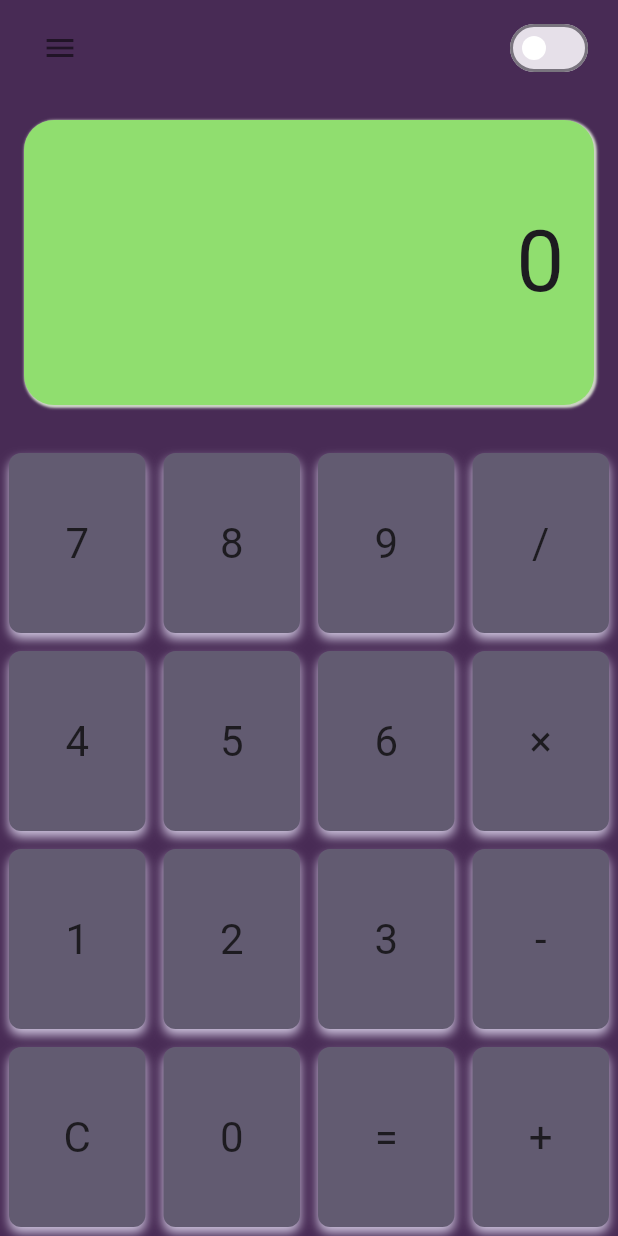
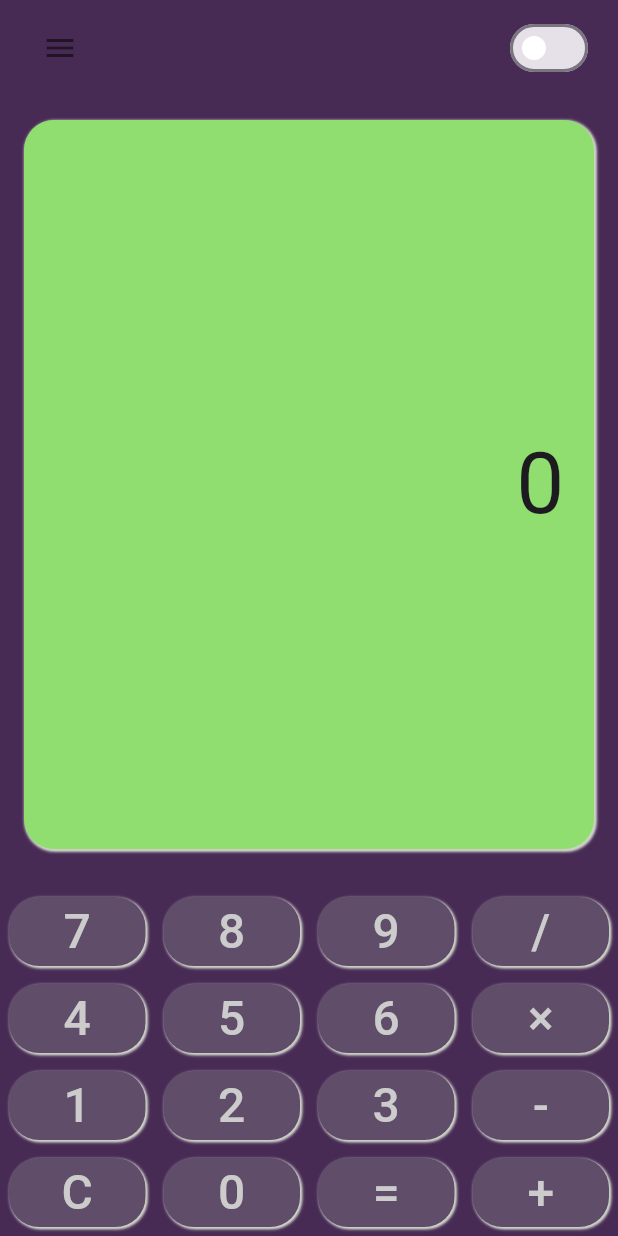
Before and after one commit to Gulsahbb/calculator-app, a Flutter app: the screen it shows after launch, on a phone screen of 412 x 824 dp. Run offline on Flutter 3.47's test engine with Material 3 defaults, Android fonts, the phone set to English and light mode, and no system bars.

Commit message:
New design for button

```diff
--- a/lib/widgets/calculator_button.dart
+++ b/lib/widgets/calculator_button.dart
@@ -1,50 +1,57 @@
+import 'package:calculator/utils/calculator_app_styles.dart';
 import 'package:flutter/material.dart';
 
 class CalculatorButton extends StatelessWidget {
   final String text;
+  final bool isOperator;
   final VoidCallback onTap;
-  const CalculatorButton({super.key, required this.text, required this.onTap});
+  const CalculatorButton({
+    super.key,
+    required this.text,
+    required this.onTap,
+    this.isOperator = false,
+  });
 
   @override
   Widget build(BuildContext context) {
     return GestureDetector(
-      onTap: () => onTap(),
+      onTap: onTap,
       child: Container(
-        width: 120,
-        height: 120,
-        decoration: BoxDecoration(
-          color: Theme.of(context).colorScheme.secondary,
-          borderRadius: BorderRadius.circular(8.0),
-          boxShadow: [
-            BoxShadow(
-              color: Theme.of(context).colorScheme.secondaryFixedDim,
-              blurRadius: 5,
-              offset: Offset(0, 4),
-            ),
-          ],
-        ),
+        decoration: CalculatorAppStyles.buttonDecoration,
         child: Center(
-          child: Text(text, style: Theme.of(context).textTheme.headlineMedium),
+          child: Text(
+            text,
+            style:
+                isOperator
+                    ? CalculatorAppStyles.operatorTextStyle
+                    : CalculatorAppStyles.numberTextStyle,
+          ),
         ),
       ),
     );
-
-    /*
-    return Padding(
-      padding: EdgeInsets.all(8.0),
+    /*  return Container(
+      decoration: BoxDecoration(
+        color: Theme.of(context).colorScheme.secondary,
+        borderRadius: BorderRadius.circular(10),
+        boxShadow: [
+          BoxShadow(
+            color: Theme.of(context).colorScheme.secondaryFixedDim,
+            offset: Offset(1, 2),
+            blurRadius: 5,
+          ),
+        ],
+      ),
       child: ElevatedButton(
-        onPressed: onTap,
         style: ElevatedButton.styleFrom(
-          padding: EdgeInsets.all(20),
+          backgroundColor: Theme.of(context).colorScheme.secondary,
           shape: RoundedRectangleBorder(
             borderRadius: BorderRadius.circular(10),
           ),
         ),
-        child: Text(
-          text,
-          style: TextStyle(fontSize: 24, fontWeight: FontWeight.bold),
-        ),
+        onPressed: onTap,
+        child: Text(text, style: Theme.of(context).textTheme.headlineMedium),
       ),
-    );*/
+    );
+*/
   }
 }
```
